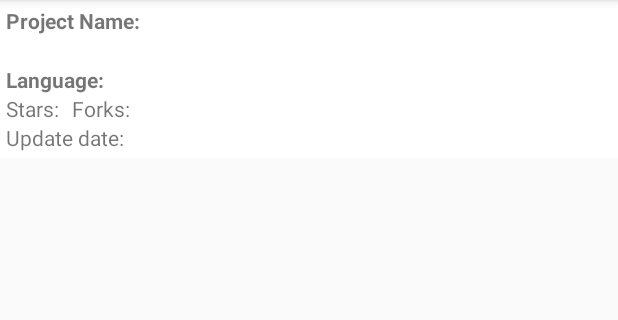
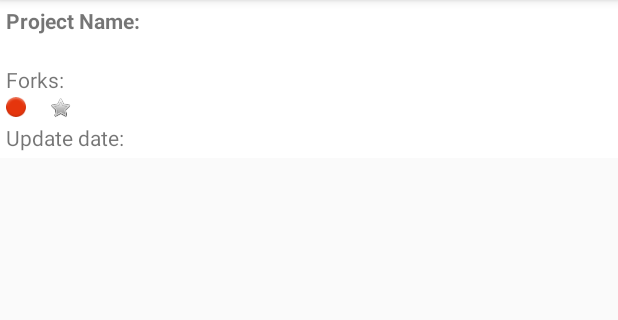
Before and after one commit to vGrynishyn/GitHubViewer, an Android app: the layout list_item_user.xml on its own in the app's theme, with its tools: preview values and no code run, on a phone screen of 412 x 824 dp, the part 84-404 px from its top. Run offline under Robolectric (Android 15) with nearby library versions, the phone set to English and light mode, and no system bars.

Commit message:
Changed text to images in RecyclerView

```diff
--- a/app/src/main/res/layout/list_item_user.xml
+++ b/app/src/main/res/layout/list_item_user.xml
@@ -25,7 +25,6 @@
             android:layout_height="wrap_content"
             android:background="#FFFFFF"
             android:textStyle="bold"/> />
-
     </LinearLayout>
 
         <TextView
@@ -37,17 +36,19 @@
     <LinearLayout
         android:layout_width="wrap_content"
         android:layout_height="wrap_content">
+
         <TextView
+            android:id="@+id/forkHeader"
             android:layout_width="wrap_content"
             android:layout_height="wrap_content"
-            android:layout_weight="1"
-            android:text="Language: "
-            android:textStyle="bold" />
+            android:text="Forks: "
+            android:background="#FFFFFF"/>
         <TextView
-            android:id="@+id/reposLangView"
-            android:layout_width="match_parent"
+            android:id="@+id/reposStarsView"
+            android:layout_width="wrap_content"
             android:layout_height="wrap_content"
-            android:background="#FFFFFF" />
+            android:layout_marginStart="5dp"
+            android:background="#FFFFFF"/>
     </LinearLayout>
 
     <LinearLayout
@@ -55,40 +56,33 @@
         android:layout_height="wrap_content"
         android:orientation="horizontal">
 
-        <!--<ImageView-->
-            <!--android:layout_width="wrap_content"-->
-            <!--android:layout_height="wrap_content"-->
-            <!--android:visibility="visible"-->
-            <!--android:id="@+id/imageStars"-->
-            <!--app:srcCompat="@android:drawable/ic_notification_overlay" />-->
-
+        <ImageView
+            android:id="@+id/image"
+            android:layout_width="13dp"
+            android:layout_height="13dp"
+            android:layout_marginTop="2dp"
+            android:src="@android:drawable/ic_notification_overlay" />
         <TextView
-            android:id="@+id/starsHeader"
-            android:layout_width="wrap_content"
+            android:id="@+id/reposLangView"
+            android:layout_width="match_parent"
+            android:layout_marginStart="5dp"
             android:layout_height="wrap_content"
-            android:text="Stars: "
-            android:background="#FFFFFF"/>
-        <TextView
-            android:id="@+id/reposStarsView"
-            android:layout_width="wrap_content"
-            android:layout_height="wrap_content"
-            android:layout_toEndOf="@+id/starsHeader"
-            android:background="#FFFFFF"/>
-
-        <TextView
-            android:id="@+id/forkHeader"
-            android:layout_width="wrap_content"
-            android:layout_height="wrap_content"
-            android:paddingLeft="5dp"
-            android:text="Forks: "
-            android:layout_toEndOf="@+id/reposStarsView"
-            android:background="#FFFFFF"/>
+            android:background="#FFFFFF" />
+        <ImageView
+            android:id="@+id/image2"
+            android:layout_width="15dp"
+            android:layout_height="15dp"
+            android:layout_marginTop="1dp"
+            android:layout_marginStart="10dp"
+            android:src="@android:drawable/btn_star" />
         <TextView
             android:id="@+id/reposForksView"
             android:layout_width="wrap_content"
-            android:layout_toEndOf="@+id/forkHeader"
+            android:layout_marginStart="5dp"
             android:layout_height="wrap_content"
             android:background="#FFFFFF"/>
+
+
     </LinearLayout>
 
     <LinearLayout
```
